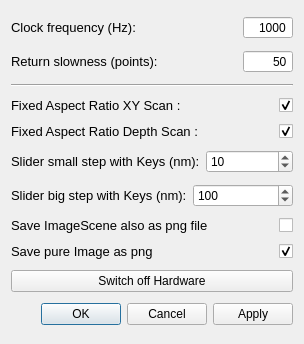
Ulm-IQO/qudi, file gui/confocal/ui_cf_settings.ui: the form before one commit.
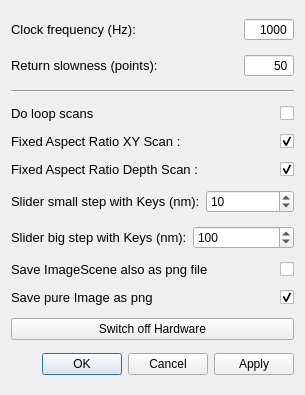
The form after the commit.

What changed in the file:
```diff
--- a/gui/confocal/ui_cf_settings.ui
+++ b/gui/confocal/ui_cf_settings.ui
@@ -6,8 +6,8 @@
    <rect>
     <x>0</x>
     <y>0</y>
-    <width>304</width>
-    <height>344</height>
+    <width>305</width>
+    <height>395</height>
    </rect>
   </property>
   <property name="windowTitle">
@@ -155,12 +155,68 @@
         <string>&lt;html&gt;&lt;head/&gt;&lt;body&gt;&lt;p&gt;The aspect ratio will be fixed to 1:1 if checked. If not the scan will be stretched to the available area in the XY scan. &lt;/p&gt;&lt;/body&gt;&lt;/html&gt;</string>
        </property>
        <property name="text">
+        <string>Do loop scans</string>
+       </property>
+      </widget>
+     </item>
+     <item>
+      <widget class="QCheckBox" name="loop_scan_CheckBox">
+       <property name="enabled">
+        <bool>true</bool>
+       </property>
+       <property name="sizePolicy">
+        <sizepolicy hsizetype="Expanding" vsizetype="Fixed">
+         <horstretch>0</horstretch>
+         <verstretch>0</verstretch>
+        </sizepolicy>
+       </property>
+       <property name="maximumSize">
+        <size>
+         <width>50</width>
+         <height>16777215</height>
+        </size>
+       </property>
+       <property name="toolTip">
+        <string>Scan continuously (automatically restart at the end of a scan).  This is useful for photo-bleaching a sample.</string>
+       </property>
+       <property name="accessibleDescription">
+        <string/>
+       </property>
+       <property name="layoutDirection">
+        <enum>Qt::RightToLeft</enum>
+       </property>
+       <property name="autoFillBackground">
+        <bool>false</bool>
+       </property>
+       <property name="text">
+        <string notr="true"/>
+       </property>
+       <property name="checked">
+        <bool>false</bool>
+       </property>
+      </widget>
+     </item>
+    </layout>
+   </item>
+   <item>
+    <layout class="QHBoxLayout" name="horizontalLayout_10">
+     <item>
+      <widget class="QLabel" name="label_7">
+       <property name="font">
+        <font>
+         <pointsize>10</pointsize>
+        </font>
+       </property>
+       <property name="toolTip">
+        <string>&lt;html&gt;&lt;head/&gt;&lt;body&gt;&lt;p&gt;The aspect ratio will be fixed to 1:1 if checked. If not the scan will be stretched to the available area in the XY scan. &lt;/p&gt;&lt;/body&gt;&lt;/html&gt;</string>
+       </property>
+       <property name="text">
         <string>Fixed Aspect Ratio XY Scan :</string>
        </property>
       </widget>
      </item>
      <item>
-      <widget class="QCheckBox" name="fixed_aspect_xy_checkBox">
+      <widget class="QCheckBox" name="fixed_aspect_xy_checkBox_2">
        <property name="enabled">
         <bool>true</bool>
        </property>
```
Left out of the diff: 7 changed lines with no effect on the pictures.
